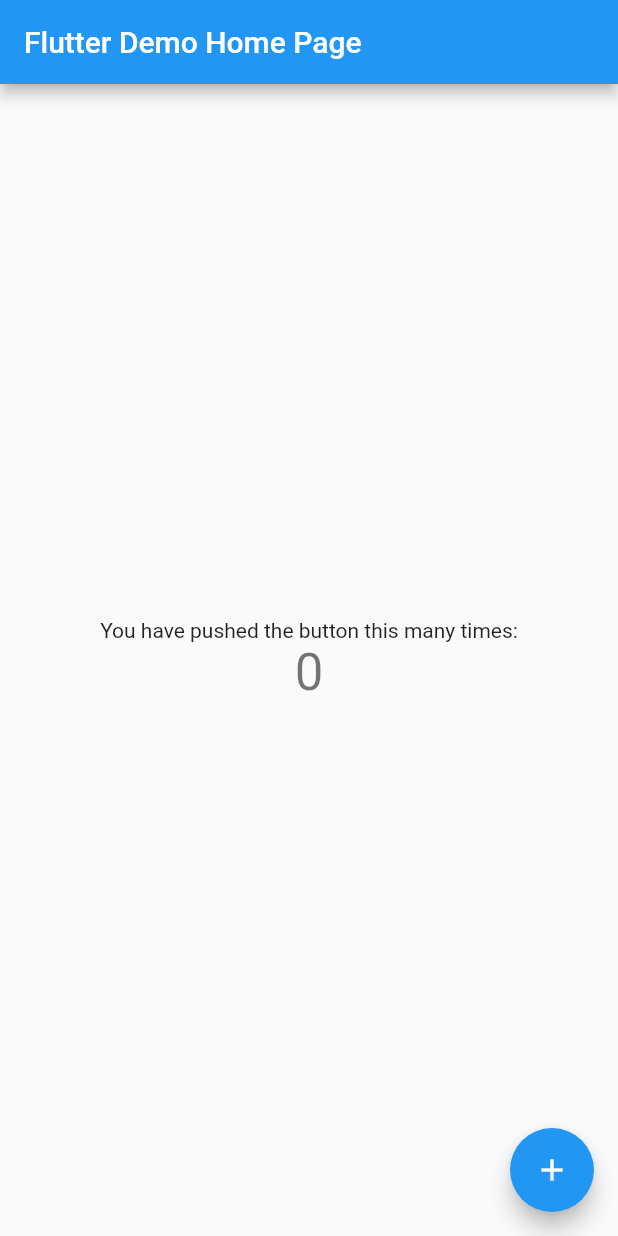
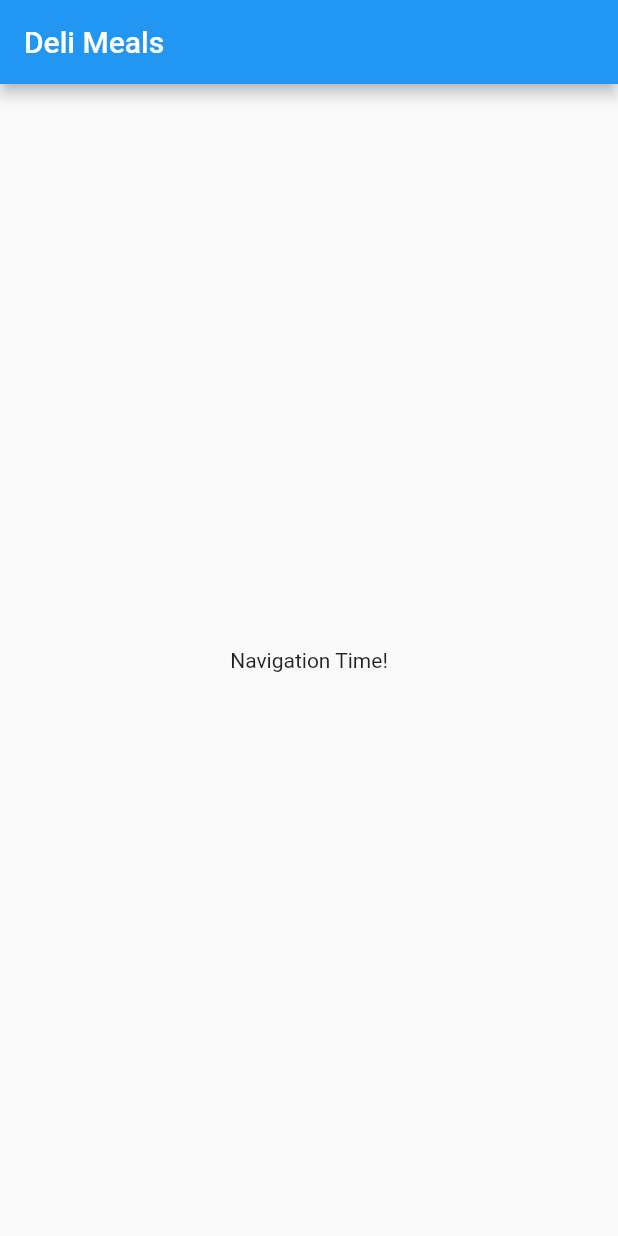
Before and after one commit to ZoraizEjaz/FlutterMealApp, a Flutter app: the screen it shows after launch, on a phone screen of 412 x 824 dp. Run offline on Flutter 3.47's test engine with Material 2 defaults, Android fonts, the phone set to English and light mode, and no system bars.

Commit message:
Application title changed

```diff
--- a/lib/main.dart
+++ b/lib/main.dart
@@ -9,109 +9,31 @@ class MyApp extends StatelessWidget {
   @override
   Widget build(BuildContext context) {
     return MaterialApp(
-      title: 'Flutter Demo',
+      title: 'Deli Meals',
       theme: ThemeData(
-        // This is the theme of your application.
-        //
-        // Try running your application with "flutter run". You'll see the
-        // application has a blue toolbar. Then, without quitting the app, try
-        // changing the primarySwatch below to Colors.green and then invoke
-        // "hot reload" (press "r" in the console where you ran "flutter run",
-        // or simply save your changes to "hot reload" in a Flutter IDE).
-        // Notice that the counter didn't reset back to zero; the application
-        // is not restarted.
         primarySwatch: Colors.blue,
-        // This makes the visual density adapt to the platform that you run
-        // the app on. For desktop platforms, the controls will be smaller and
-        // closer together (more dense) than on mobile platforms.
         visualDensity: VisualDensity.adaptivePlatformDensity,
       ),
-      home: MyHomePage(title: 'Flutter Demo Home Page'),
+      home: MyHomePage(),
     );
   }
 }
 
 class MyHomePage extends StatefulWidget {
-  MyHomePage({Key key, this.title}) : super(key: key);
-
-  // This widget is the home page of your application. It is stateful, meaning
-  // that it has a State object (defined below) that contains fields that affect
-  // how it looks.
-
-  // This class is the configuration for the state. It holds the values (in this
-  // case the title) provided by the parent (in this case the App widget) and
-  // used by the build method of the State. Fields in a Widget subclass are
-  // always marked "final".
-
-  final String title;
-
   @override
   _MyHomePageState createState() => _MyHomePageState();
 }
 
 class _MyHomePageState extends State<MyHomePage> {
-  int _counter = 0;
-
-  void _incrementCounter() {
-    setState(() {
-      // This call to setState tells the Flutter framework that something has
-      // changed in this State, which causes it to rerun the build method below
-      // so that the display can reflect the updated values. If we changed
-      // _counter without calling setState(), then the build method would not be
-      // called again, and so nothing would appear to happen.
-      _counter++;
-    });
-  }
-
   @override
   Widget build(BuildContext context) {
-    // This method is rerun every time setState is called, for instance as done
-    // by the _incrementCounter method above.
-    //
-    // The Flutter framework has been optimized to make rerunning build methods
-    // fast, so that you can just rebuild anything that needs updating rather
-    // than having to individually change instances of widgets.
     return Scaffold(
       appBar: AppBar(
-        // Here we take the value from the MyHomePage object that was created by
-        // the App.build method, and use it to set our appbar title.
-        title: Text(widget.title),
+        title: Text('Deli Meals'),
       ),
       body: Center(
-        // Center is a layout widget. It takes a single child and positions it
-        // in the middle of the parent.
-        child: Column(
-          // Column is also a layout widget. It takes a list of children and
-          // arranges them vertically. By default, it sizes itself to fit its
-          // children horizontally, and tries to be as tall as its parent.
-          //
-          // Invoke "debug painting" (press "p" in the console, choose the
-          // "Toggle Debug Paint" action from the Flutter Inspector in Android
-          // Studio, or the "Toggle Debug Paint" command in Visual Studio Code)
-          // to see the wireframe for each widget.
-          //
-          // Column has various properties to control how it sizes itself and
-          // how it positions its children. Here we use mainAxisAlignment to
-          // center the children vertically; the main axis here is the vertical
-          // axis because Columns are vertical (the cross axis would be
-          // horizontal).
-          mainAxisAlignment: MainAxisAlignment.center,
-          children: <Widget>[
-            Text(
-              'You have pushed the button this many times:',
-            ),
-            Text(
-              '$_counter',
-              style: Theme.of(context).textTheme.headline4,
-            ),
-          ],
-        ),
+        child: Text('Navigation Time!'),
       ),
-      floatingActionButton: FloatingActionButton(
-        onPressed: _incrementCounter,
-        tooltip: 'Increment',
-        child: Icon(Icons.add),
-      ), // This trailing comma makes auto-formatting nicer for build methods.
     );
   }
 }
```
